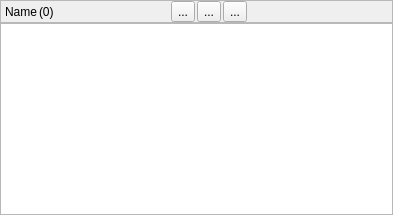
iceanimations/seqPlanner, file ui/item.ui: the form before one commit.
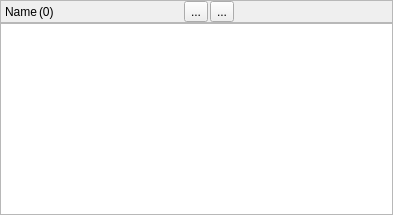
The form after the commit.

Commit message: copyButton removed

```diff
--- a/ui/item.ui
+++ b/ui/item.ui
@@ -97,13 +97,6 @@
         </property>
        </widget>
       </item>
-      <item>
-       <widget class="QToolButton" name="copyButton">
-        <property name="text">
-         <string>...</string>
-        </property>
-       </widget>
-      </item>
       <item>
        <spacer name="horizontalSpacer">
         <property name="orientation">
```
